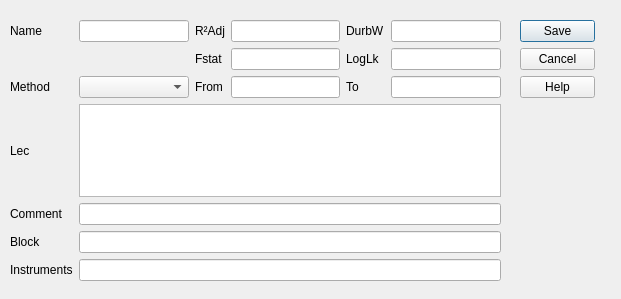
plan-be/iode, file gui/iode_objs/edit/edit_equation.ui: the form before one commit.
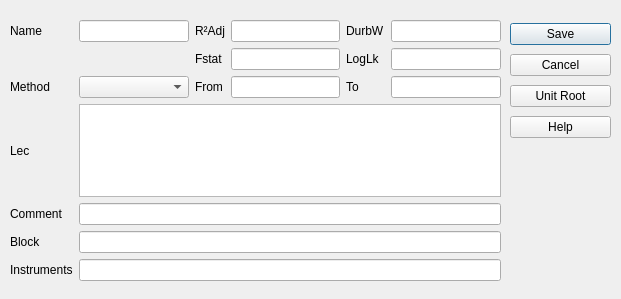
The form after the commit. Custom widgets are drawn as their Qt base class.

Commit message: GUI: (QIodeUnitRoot) implemented Unit Root

```diff
--- a/gui/iode_objs/edit/edit_equation.ui
+++ b/gui/iode_objs/edit/edit_equation.ui
@@ -16,25 +16,6 @@
   <property name="windowTitle">
    <string>Dialog</string>
   </property>
-  <widget class="QDialogButtonBox" name="buttonBox">
-   <property name="geometry">
-    <rect>
-     <x>520</x>
-     <y>20</y>
-     <width>75</width>
-     <height>91</height>
-    </rect>
-   </property>
-   <property name="orientation">
-    <enum>Qt::Vertical</enum>
-   </property>
-   <property name="standardButtons">
-    <set>QDialogButtonBox::Cancel|QDialogButtonBox::Help|QDialogButtonBox::Save</set>
-   </property>
-   <property name="centerButtons">
-    <bool>false</bool>
-   </property>
-  </widget>
   <widget class="QWidget" name="layoutWidget">
    <property name="geometry">
     <rect>
@@ -223,6 +204,58 @@
     </item>
    </layout>
   </widget>
+  <widget class="QWidget" name="verticalLayoutWidget">
+   <property name="geometry">
+    <rect>
+     <x>510</x>
+     <y>20</y>
+     <width>101</width>
+     <height>121</height>
+    </rect>
+   </property>
+   <layout class="QVBoxLayout" name="verticalLayout">
+    <item>
+     <widget class="QPushButton" name="pushButton_save">
+      <property name="text">
+       <string>Save</string>
+      </property>
+      <property name="shortcut">
+       <string>F10</string>
+      </property>
+     </widget>
+    </item>
+    <item>
+     <widget class="QPushButton" name="pushButton_cancel">
+      <property name="text">
+       <string>Cancel</string>
+      </property>
+      <property name="shortcut">
+       <string>Esc</string>
+      </property>
+     </widget>
+    </item>
+    <item>
+     <widget class="QPushButton" name="pushButton_unit_root">
+      <property name="text">
+       <string>Unit Root</string>
+      </property>
+      <property name="shortcut">
+       <string>F3</string>
+      </property>
+     </widget>
+    </item>
+    <item>
+     <widget class="QPushButton" name="pushButton_help">
+      <property name="text">
+       <string>Help</string>
+      </property>
+      <property name="shortcut">
+       <string>F1</string>
+      </property>
+     </widget>
+    </item>
+   </layout>
+  </widget>
  </widget>
  <customwidgets>
   <customwidget>
```
Left out of the diff: 47 changed lines with no effect on the pictures. The commit also changes 6 other files.
